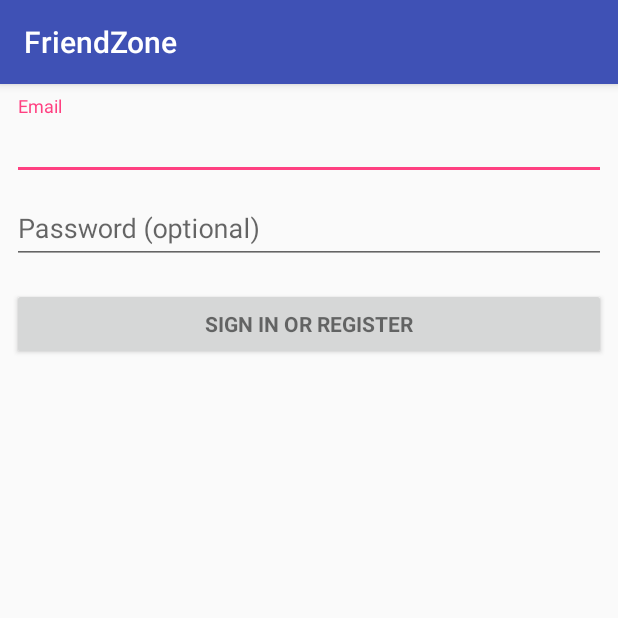
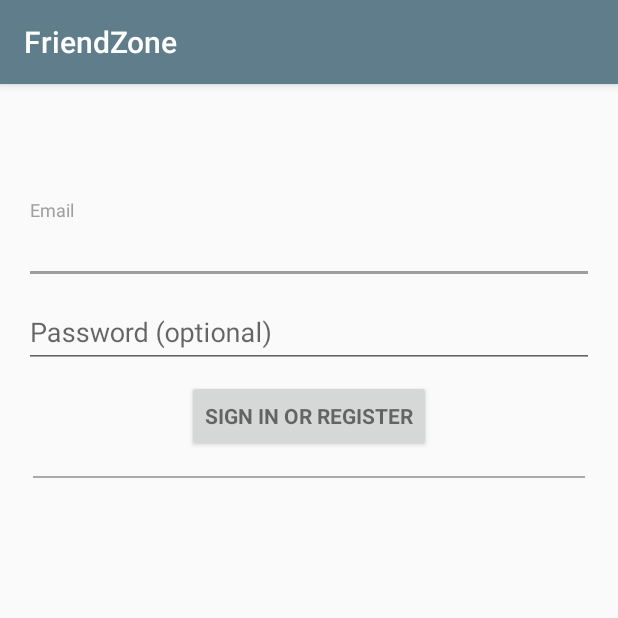
Before and after one commit to NicklasJ25/FriendZone, an Android app: the screen it shows after launch (LoginActivity), on a phone screen of 412 x 824 dp, the top half of it. Run offline under Robolectric (Android 15) with nearby library versions, the phone set to English and light mode, and no system bars; 2 statements that could not run were skipped.

Commit message:
Design af LoginActivity

```diff
--- a/FriendZone/app/src/main/java/nist/friendzone/LoginActivity.java
+++ b/FriendZone/app/src/main/java/nist/friendzone/LoginActivity.java
@@ -3,21 +3,19 @@ package nist.friendzone;
 import android.animation.Animator;
 import android.animation.AnimatorListenerAdapter;
 import android.annotation.TargetApi;
+import android.app.LoaderManager.LoaderCallbacks;
+import android.content.CursorLoader;
+import android.content.Loader;
 import android.content.pm.PackageManager;
+import android.database.Cursor;
+import android.net.Uri;
+import android.os.AsyncTask;
+import android.os.Build;
+import android.os.Bundle;
+import android.provider.ContactsContract;
 import android.support.annotation.NonNull;
 import android.support.design.widget.Snackbar;
 import android.support.v7.app.AppCompatActivity;
-import android.app.LoaderManager.LoaderCallbacks;
-
-import android.content.CursorLoader;
-import android.content.Loader;
-import android.database.Cursor;
-import android.net.Uri;
-import android.os.AsyncTask;
-
-import android.os.Build;
-import android.os.Bundle;
-import android.provider.ContactsContract;
 import android.text.TextUtils;
 import android.view.KeyEvent;
 import android.view.View;
@@ -50,7 +48,7 @@ public class LoginActivity extends AppCompatActivity implements LoaderCallbacks<
      * TODO: remove after connecting to a real authentication system.
      */
     private static final String[] DUMMY_CREDENTIALS = new String[]{
-            "foo@example.com:hello", "bar@example.com:world"
+            "nist@test.dk", "bar@example.com:world"
     };
     /**
      * Keep track of the login task to ensure we can cancel it if requested.
@@ -69,10 +67,10 @@ public class LoginActivity extends AppCompatActivity implements LoaderCallbacks<
         super.onCreate(savedInstanceState);
         setContentView(R.layout.activity_login);
         // Set up the login form.
-        mEmailView = (AutoCompleteTextView) findViewById(R.id.email);
+        mEmailView = (AutoCompleteTextView) findViewById(R.id.emailTextView);
         populateAutoComplete();
 
-        mPasswordView = (EditText) findViewById(R.id.password);
+        mPasswordView = (EditText) findViewById(R.id.passwordTextView);
         mPasswordView.setOnEditorActionListener(new TextView.OnEditorActionListener()
         {
             @Override
@@ -87,7 +85,7 @@ public class LoginActivity extends AppCompatActivity implements LoaderCallbacks<
             }
         });
 
-        Button mEmailSignInButton = (Button) findViewById(R.id.email_sign_in_button);
+        Button mEmailSignInButton = (Button) findViewById(R.id.signInButton);
         mEmailSignInButton.setOnClickListener(new OnClickListener()
         {
             @Override
@@ -97,8 +95,8 @@ public class LoginActivity extends AppCompatActivity implements LoaderCallbacks<
             }
         });
 
-        mLoginFormView = findViewById(R.id.login_form);
-        mProgressView = findViewById(R.id.login_progress);
+        //mLoginFormView = findViewById(R.id.login_form);
+        mProgressView = findViewById(R.id.loginProgress);
     }
 
     private void populateAutoComplete()
@@ -123,7 +121,7 @@ public class LoginActivity extends AppCompatActivity implements LoaderCallbacks<
         }
         if (shouldShowRequestPermissionRationale(READ_CONTACTS))
         {
-            Snackbar.make(mEmailView, R.string.permission_rationale, Snackbar.LENGTH_INDEFINITE)
+            Snackbar.make(mEmailView, R.string.permissionRationale, Snackbar.LENGTH_INDEFINITE)
                     .setAction(android.R.string.ok, new View.OnClickListener()
                     {
                         @Override
@@ -183,7 +181,7 @@ public class LoginActivity extends AppCompatActivity implements LoaderCallbacks<
         // Check for a valid password, if the user entered one.
         if (!TextUtils.isEmpty(password) && !isPasswordValid(password))
         {
-            mPasswordView.setError(getString(R.string.error_invalid_password));
+            mPasswordView.setError(getString(R.string.errorInvalidPassword));
             focusView = mPasswordView;
             cancel = true;
         }
@@ -191,12 +189,12 @@ public class LoginActivity extends AppCompatActivity implements LoaderCallbacks<
         // Check for a valid email address.
         if (TextUtils.isEmpty(email))
         {
-            mEmailView.setError(getString(R.string.error_field_required));
+            mEmailView.setError(getString(R.string.errorFieldRequired));
             focusView = mEmailView;
             cancel = true;
         } else if (!isEmailValid(email))
         {
-            mEmailView.setError(getString(R.string.error_invalid_email));
+            mEmailView.setError(getString(R.string.errorInvalidEmail));
             focusView = mEmailView;
             cancel = true;
         }
@@ -241,16 +239,16 @@ public class LoginActivity extends AppCompatActivity implements LoaderCallbacks<
         {
             int shortAnimTime = getResources().getInteger(android.R.integer.config_shortAnimTime);
 
-            mLoginFormView.setVisibility(show ? View.GONE : View.VISIBLE);
-            mLoginFormView.animate().setDuration(shortAnimTime).alpha(
-                    show ? 0 : 1).setListener(new AnimatorListenerAdapter()
-            {
-                @Override
-                public void onAnimationEnd(Animator animation)
-                {
-                    mLoginFormView.setVisibility(show ? View.GONE : View.VISIBLE);
-                }
-            });
+//            mLoginFormView.setVisibility(show ? View.GONE : View.VISIBLE);
+//            mLoginFormView.animate().setDuration(shortAnimTime).alpha(
+//                    show ? 0 : 1).setListener(new AnimatorListenerAdapter()
+//            {
+//                @Override
+//                public void onAnimationEnd(Animator animation)
+//                {
+//                    mLoginFormView.setVisibility(show ? View.GONE : View.VISIBLE);
+//                }
+//            });
 
             mProgressView.setVisibility(show ? View.VISIBLE : View.GONE);
             mProgressView.animate().setDuration(shortAnimTime).alpha(
@@ -267,7 +265,7 @@ public class LoginActivity extends AppCompatActivity implements LoaderCallbacks<
             // The ViewPropertyAnimator APIs are not available, so simply show
             // and hide the relevant UI components.
             mProgressView.setVisibility(show ? View.VISIBLE : View.GONE);
-            mLoginFormView.setVisibility(show ? View.GONE : View.VISIBLE);
+//            mLoginFormView.setVisibility(show ? View.GONE : View.VISIBLE);
         }
     }
 
@@ -386,7 +384,7 @@ public class LoginActivity extends AppCompatActivity implements LoaderCallbacks<
                 finish();
             } else
             {
-                mPasswordView.setError(getString(R.string.error_incorrect_password));
+                mPasswordView.setError(getString(R.string.errorIncorrecPassword));
                 mPasswordView.requestFocus();
             }
         }
--- a/FriendZone/app/src/main/res/layout/activity_login.xml
+++ b/FriendZone/app/src/main/res/layout/activity_login.xml
@@ -9,52 +9,41 @@
 
     <!-- Login progress -->
     <ProgressBar
-        android:id="@+id/login_progress"
+        android:id="@+id/loginProgress"
         style="?android:attr/progressBarStyleLarge"
         android:layout_width="wrap_content"
         android:layout_height="wrap_content"
         android:visibility="gone"
+        app:layout_constraintBottom_toTopOf="parent"
+        app:layout_constraintLeft_toLeftOf="parent"
         app:layout_constraintRight_toLeftOf="parent"
-        tools:layout_constraintTop_creator="1"
+        app:layout_constraintTop_toTopOf="parent"
+        tools:layout_constraintBottom_creator="1"
+        tools:layout_constraintLeft_creator="1"
         tools:layout_constraintRight_creator="1"
-        tools:layout_constraintBottom_creator="1"
-        app:layout_constraintBottom_toTopOf="parent"
-        tools:layout_constraintLeft_creator="1"
-        app:layout_constraintLeft_toLeftOf="parent"
-        app:layout_constraintTop_toTopOf="parent"/>
-
-    <ScrollView
-        android:id="@+id/login_form"
-        android:layout_width="0dp"
-        android:layout_height="0dp"
-        tools:layout_constraintTop_creator="1"
-        tools:layout_constraintRight_creator="1"
-        tools:layout_constraintBottom_creator="1"
-        app:layout_constraintBottom_toBottomOf="parent"
-        app:layout_constraintRight_toRightOf="parent"
-        android:layout_marginTop="8dp"
-        tools:layout_constraintLeft_creator="1"
-        android:layout_marginBottom="8dp"
-        app:layout_constraintLeft_toLeftOf="parent"
-        app:layout_constraintTop_toTopOf="parent"
-        android:layout_marginLeft="8dp"
-        android:layout_marginRight="8dp">
-
-        <LinearLayout
-            android:id="@+id/email_login_form"
-            android:layout_width="match_parent"
-            android:layout_height="wrap_content"
-            android:orientation="vertical">
+        tools:layout_constraintTop_creator="1"/>
 
     <android.support.design.widget.TextInputLayout
-                android:layout_width="match_parent"
-                android:layout_height="wrap_content">
+        android:id="@+id/emailTextInputLayout"
+        android:layout_width="0dp"
+        android:layout_height="wrap_content"
+        android:layout_marginBottom="8dp"
+        android:layout_marginLeft="16dp"
+        android:layout_marginRight="16dp"
+        android:layout_marginTop="8dp"
+        app:layout_constraintBottom_toBottomOf="parent"
+        app:layout_constraintLeft_toLeftOf="parent"
+        app:layout_constraintRight_toRightOf="parent"
+        app:layout_constraintTop_toTopOf="parent"
+        android:layout_marginStart="16dp"
+        android:layout_marginEnd="16dp"
+        app:layout_constraintVertical_bias="0.100000024">
 
         <AutoCompleteTextView
-                    android:id="@+id/email"
+            android:id="@+id/emailTextView"
             android:layout_width="match_parent"
-                    android:layout_height="wrap_content"
-                    android:hint="@string/prompt_email"
+            android:layout_height="match_parent"
+            android:hint="@string/emailTextView"
             android:inputType="textEmailAddress"
             android:maxLines="1"
             android:singleLine="true"/>
@@ -62,32 +51,60 @@
     </android.support.design.widget.TextInputLayout>
 
     <android.support.design.widget.TextInputLayout
-                android:layout_width="match_parent"
-                android:layout_height="wrap_content">
+        android:id="@+id/passwordTextInputLayout"
+        android:layout_width="0dp"
+        android:layout_height="wrap_content"
+        android:layout_marginLeft="16dp"
+        android:layout_marginRight="16dp"
+        app:layout_constraintLeft_toLeftOf="parent"
+        app:layout_constraintRight_toRightOf="parent"
+        app:layout_constraintTop_toBottomOf="@+id/emailTextInputLayout"
+        android:layout_marginStart="16dp"
+        android:layout_marginEnd="16dp">
 
         <EditText
-                    android:id="@+id/password"
+            android:id="@+id/passwordTextView"
             android:layout_width="match_parent"
-                    android:layout_height="wrap_content"
-                    android:hint="@string/prompt_password"
+            android:layout_height="match_parent"
+            android:layout_weight="1"
+            android:hint="@string/passwordTextView"
             android:imeActionId="@+id/login"
-                    android:imeActionLabel="@string/action_sign_in_short"
+            android:imeActionLabel="@string/signInButtonShort"
             android:imeOptions="actionUnspecified"
             android:inputType="textPassword"
             android:maxLines="1"
-                    android:singleLine="true"/>
-
+            android:singleLine="true"
+            app:layout_constraintLeft_toLeftOf="parent"
+            app:layout_constraintRight_toRightOf="parent"
+            tools:layout_editor_absoluteY="41dp"/>
     </android.support.design.widget.TextInputLayout>
 
     <Button
-                android:id="@+id/email_sign_in_button"
+        android:id="@+id/signInButton"
         style="?android:textAppearanceSmall"
-                android:layout_width="match_parent"
+        android:layout_width="wrap_content"
         android:layout_height="wrap_content"
+        android:layout_marginEnd="8dp"
+        android:layout_marginLeft="8dp"
+        android:layout_marginRight="8dp"
+        android:layout_marginStart="8dp"
+        android:layout_marginTop="8dp"
+        android:text="@string/signInButton"
+        android:textStyle="bold"
+        app:layout_constraintLeft_toLeftOf="parent"
+        app:layout_constraintRight_toRightOf="parent"
+        app:layout_constraintTop_toBottomOf="@+id/passwordTextInputLayout"/>
+
+    <View
+        android:id="@+id/seperator"
+        android:layout_width="368dp"
+        android:layout_height="1dp"
+        android:layout_marginLeft="8dp"
+        android:layout_marginRight="8dp"
         android:layout_marginTop="16dp"
-                android:text="@string/action_sign_in"
-                android:textStyle="bold"/>
+        android:background="@android:color/darker_gray"
+        app:layout_constraintLeft_toLeftOf="parent"
+        app:layout_constraintRight_toRightOf="parent"
+        app:layout_constraintTop_toBottomOf="@+id/signInButton"/>
 
-        </LinearLayout>
-    </ScrollView>
 </android.support.constraint.ConstraintLayout>
--- a/FriendZone/app/src/main/res/values/colors.xml
+++ b/FriendZone/app/src/main/res/values/colors.xml
@@ -1,6 +1,11 @@
 <?xml version="1.0" encoding="utf-8"?>
 <resources>
-    <color name="colorPrimary">#3F51B5</color>
-    <color name="colorPrimaryDark">#303F9F</color>
-    <color name="colorAccent">#FF4081</color>
+    <color name="colorPrimary">#607D8B</color>
+    <color name="colorPrimaryDark">#455A64</color>
+    <color name="colorAccent">#9E9E9E</color>
+    <color name="colorPrimaryLight">#CFD8DC</color>
+    <color name="colorPrimaryText">#212121</color>
+    <color name="colorSecondaryText">#757575</color>
+    <color name="icons">#FFFFFF</color>
+    <color name="divider">#BDBDBD</color>
 </resources>
--- a/FriendZone/app/src/main/res/values/dimens.xml
+++ /dev/null
@@ -1,5 +0,0 @@
-<resources>
-    <!-- Default screen margins, per the Android Design guidelines. -->
-    <dimen name="activity_horizontal_margin">16dp</dimen>
-    <dimen name="activity_vertical_margin">16dp</dimen>
-</resources>
--- a/FriendZone/app/src/main/res/values/strings.xml
+++ b/FriendZone/app/src/main/res/values/strings.xml
@@ -1,16 +1,14 @@
 <resources>
     <string name="app_name">FriendZone</string>
 
-    <!-- Strings related to login -->
-    <string name="prompt_email">Email</string>
-    <string name="prompt_password">Password (optional)</string>
-    <string name="action_sign_in">Sign in or register</string>
-    <string name="action_sign_in_short">Sign in</string>
-    <string name="error_invalid_email">This email address is invalid</string>
-    <string name="error_invalid_password">This password is too short</string>
-    <string name="error_incorrect_password">This password is incorrect</string>
-    <string name="error_field_required">This field is required</string>
-    <string name="permission_rationale">"Contacts permissions are needed for providing email
-        completions."
-    </string>
+    //LoginActivity
+    <string name="emailTextView">Email</string>
+    <string name="passwordTextView">Password (optional)</string>
+    <string name="signInButton">Sign in or register</string>
+    <string name="signInButtonShort">Sign in</string>
+    <string name="errorInvalidEmail">This email address is invalid</string>
+    <string name="errorInvalidPassword">This password is too short</string>
+    <string name="errorIncorrecPassword">This password is incorrect</string>
+    <string name="errorFieldRequired">This field is required</string>
+    <string name="permissionRationale">"Contacts permissions are needed for providing email completions.</string>
 </resources>
```
Lines whose indentation alone changed are shown as unchanged.
